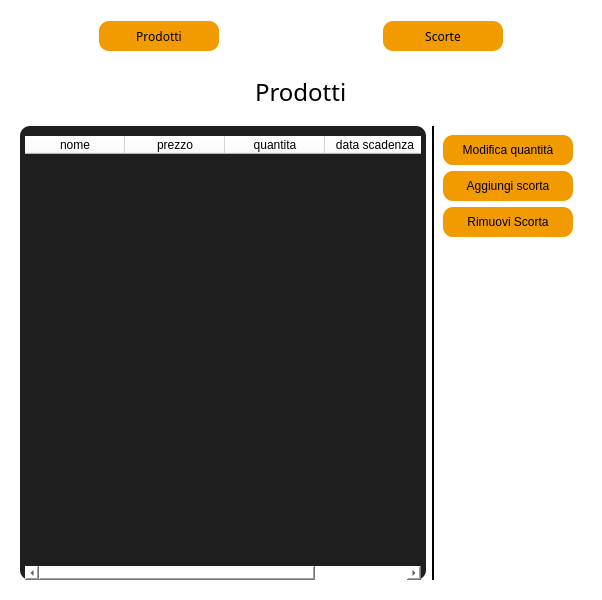
First picture: the form in projectIS/listaprodotti/view/VistaMagazzino.ui, repository chritianchiappa/progetto_panificio, before the edit.
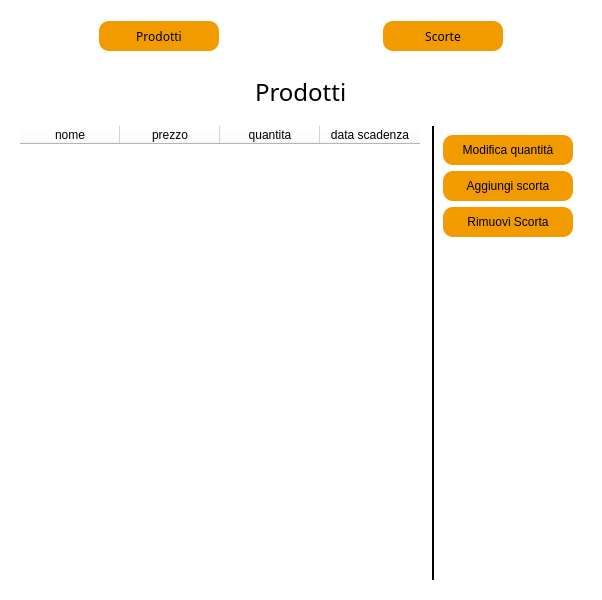
Second picture: the form after the edit. The open tabs and pages were chosen to show the change.

Patch:
```diff
--- a/projectIS/listaprodotti/view/VistaMagazzino.ui
+++ b/projectIS/listaprodotti/view/VistaMagazzino.ui
@@ -364,17 +364,9 @@
              </font>
             </property>
             <property name="styleSheet">
-             <string notr="true">QTableWidget{
-background-color:rgba(0,0,0,225);
-border-radius:10px;
-color:white;
-padding-left:5px;
-padding-top:10px;
-padding-right:5px;
-}
-
+             <string notr="true">
 QTableWidget::item:selected {
-border-radius:3px;
+
 background-color: rgb(242, 155, 0);
 color:black;
 }</string>
```
